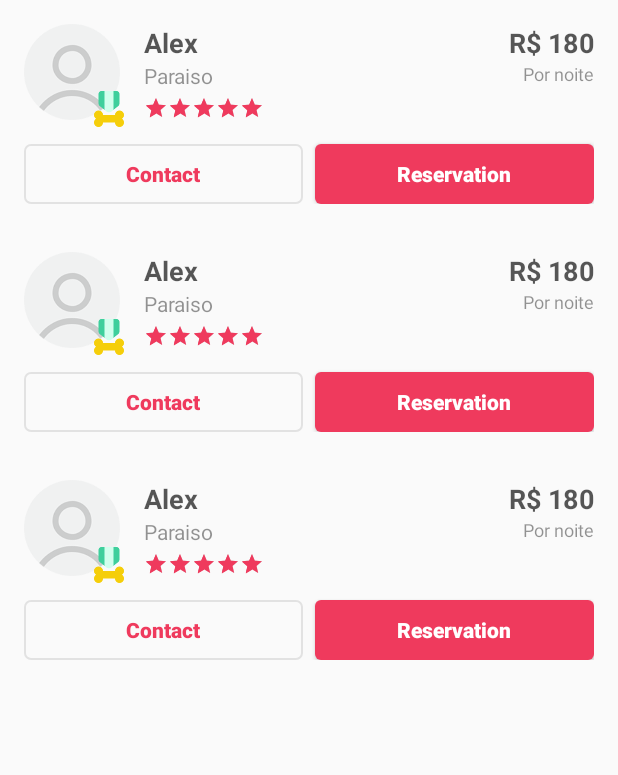
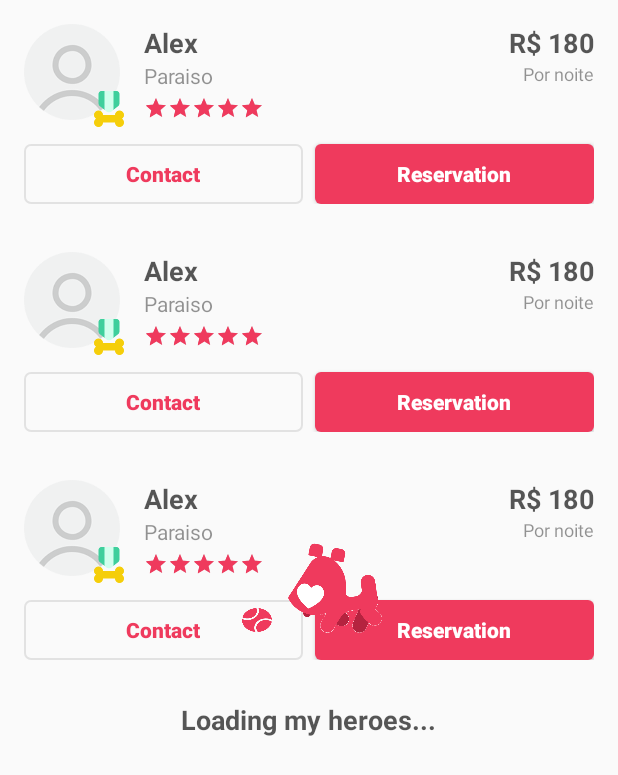
Before and after one commit to uziassantosferreira/DogHero-Challange, an Android app: the layout fragment_myheroes.xml on its own in the app's theme, with its tools: preview values and no code run, on a phone screen of 412 x 824 dp. Shown: the top 775 px of the screen. Run offline under Robolectric (Android 15) with nearby library versions, the light colour scheme and no system bars.

Commit message:
add loading view in my heroes

```diff
--- a/app/build.gradle.kts
+++ b/app/build.gradle.kts
@@ -42,7 +42,7 @@ dependencies {
     implementation(Depends.Libs.circleimageview)
     implementation(Depends.Libs.glide)
     annotationProcessor(Depends.Libs.glidecompiler)
-
+    implementation(Depends.Libs.gif)
     implementation(Depends.Navigation.fragment)
     implementation(Depends.Navigation.ui)
     implementation(Depends.Rx.kotlin)
--- /dev/null
+++ b/app/src/main/res/layout/container_loading.xml
@@ -0,0 +1,21 @@
+<?xml version="1.0" encoding="utf-8"?>
+<LinearLayout xmlns:android="http://schemas.android.com/apk/res/android"
+              android:layout_width="match_parent"
+              android:layout_height="match_parent"
+              android:orientation="vertical"
+              android:gravity="center">
+
+    <pl.droidsonroids.gif.GifImageView
+            android:layout_width="@dimen/image_gif_space"
+            android:layout_height="@dimen/image_gif_space"
+            android:background="@drawable/loading"/>
+
+    <TextView
+            style="@style/TextView.Name"
+            android:layout_width="wrap_content"
+            android:layout_height="wrap_content"
+            android:gravity="center"
+            android:layout_marginTop="@dimen/medium_space"
+            android:text="@string/msg_loading_heroes"/>
+
+</LinearLayout>
--- a/app/src/main/res/layout/fragment_myheroes.xml
+++ b/app/src/main/res/layout/fragment_myheroes.xml
@@ -1,5 +1,6 @@
 <?xml version="1.0" encoding="utf-8"?>
-<LinearLayout xmlns:android="http://schemas.android.com/apk/res/android" xmlns:tools="http://schemas.android.com/tools"
+<RelativeLayout xmlns:android="http://schemas.android.com/apk/res/android"
+                xmlns:tools="http://schemas.android.com/tools"
                 xmlns:app="http://schemas.android.com/apk/res-auto"
                 android:orientation="vertical"
                 android:layout_width="match_parent"
@@ -11,4 +12,10 @@
             android:layout_height="match_parent"
             app:layoutManager="android.support.v7.widget.LinearLayoutManager"
             tools:listitem="@layout/list_item_hero"/>
-</LinearLayout>
+
+    <include layout="@layout/container_loading" android:id="@+id/containerLoading"/>
+
+    <include layout="@layout/container_empty_view"
+             android:id="@+id/containerEmptyView"
+             android:visibility="gone"/>
+</RelativeLayout>
--- a/app/src/main/res/values/dimens.xml
+++ b/app/src/main/res/values/dimens.xml
@@ -7,6 +7,7 @@
 	<dimen name="medium_space">16dp</dimen>
 
 	<dimen name="image_space">64dp</dimen>
+	<dimen name="image_gif_space">120dp</dimen>
 	<dimen name="image_super_hero_space">24dp</dimen>
 
 	<dimen name="my_heroes_text_small">12sp</dimen>
--- a/app/src/main/res/values/strings.xml
+++ b/app/src/main/res/values/strings.xml
@@ -15,4 +15,8 @@
     <string name="msg_contact">Contact</string>
     <string name="msg_per_night">Por noite</string>
     <string name="msg_super_hero">This user is super hero</string>
+    <string name="msg_loading_heroes">Loading my heroes...</string>
+    <string name="msg_error_network">This operation could not be completed at this time. Check your internet connection and try again!</string>
+    <string name="msg_error">This operation could not be completed at this time.</string>
+
 </resources>
--- a/buildSrc/src/main/kotlin/Depends.kt
+++ b/buildSrc/src/main/kotlin/Depends.kt
@@ -18,6 +18,7 @@ object Depends {
 
         const val glide = "com.github.bumptech.glide:glide:${Versions.glide}"
         const val glidecompiler = "com.github.bumptech.glide:compiler:${Versions.glide}"
+        const val gif = "pl.droidsonroids.gif:android-gif-drawable:${Versions.gif}"
     }
 
     object Navigation {
--- a/buildSrc/src/main/kotlin/Versions.kt
+++ b/buildSrc/src/main/kotlin/Versions.kt
@@ -15,4 +15,5 @@ object Versions {
     const val sectionedRecyclerview = "1.2.0"
     const val circleimageview = "2.2.0"
     const val glide = "4.8.0"
+    const val gif = "1.2.15"
 }
```
Also changed, not shown: app/src/main/kotlin/com/doghero/features/myheroes/MyHeroesFragment.kt (+8 -0 lines), app/src/main/res/drawable/ic_dog.xml (added, +25 -0 lines), app/src/main/res/layout/container_empty_view.xml (added, +24 -0 lines), app/src/main/res/layout/container_my_heroes_empty.xml (deleted, +0 -9 lines), data/src/main/kotlin/com/doghero/data/HeroRepositoryImpl.kt (+5 -3 lines), app/src/main/res/drawable/loading.gif (added). Lines whose indentation alone changed are shown as unchanged.
